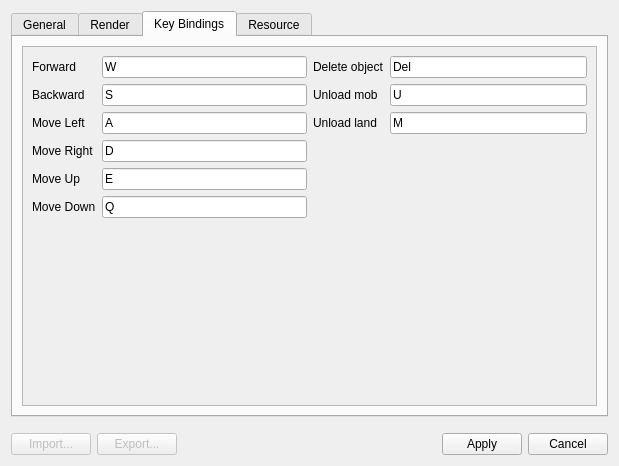
This is settings.ui in konstvest/ei_maper as Qt 5 draws it before an edit. The edited form follows.
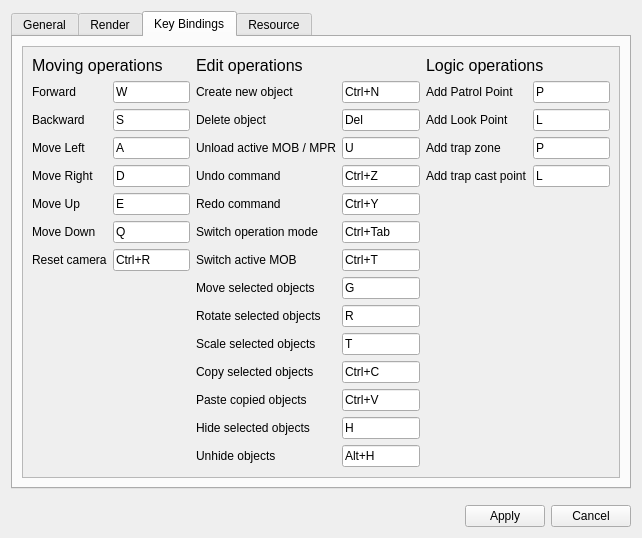
This is the edited form. The open tabs and pages were chosen to show the change.

What changed in the file:
```diff
--- a/settings.ui
+++ b/settings.ui
@@ -6,8 +6,8 @@
    <rect>
     <x>0</x>
     <y>0</y>
-    <width>619</width>
-    <height>466</height>
+    <width>642</width>
+    <height>538</height>
    </rect>
   </property>
   <property name="windowTitle">
@@ -245,8 +245,8 @@
            <rect>
             <x>0</x>
             <y>0</y>
-            <width>577</width>
-            <height>363</height>
+            <width>600</width>
+            <height>435</height>
            </rect>
           </property>
           <layout class="QHBoxLayout" name="horizontalLayout">
@@ -254,90 +254,116 @@
             <layout class="QHBoxLayout" name="horizontalLayout_12">
              <item>
               <layout class="QFormLayout" name="formLayout_3">
-               <item row="0" column="0">
+               <item row="0" column="0" colspan="2">
+                <widget class="QLabel" name="label_5">
+                 <property name="font">
+                  <font>
+                   <pointsize>12</pointsize>
+                  </font>
+                 </property>
+                 <property name="text">
+                  <string>Moving operations</string>
+                 </property>
+                </widget>
+               </item>
+               <item row="1" column="0">
                 <widget class="QLabel" name="label_3">
                  <property name="text">
                   <string>Forward</string>
                  </property>
                 </widget>
                </item>
-               <item row="0" column="1">
+               <item row="1" column="1">
                 <widget class="QKeySequenceEdit" name="keySequenceEdit">
                  <property name="keySequence">
                   <string>W</string>
                  </property>
                 </widget>
                </item>
-               <item row="1" column="0">
+               <item row="2" column="0">
                 <widget class="QLabel" name="label_10">
                  <property name="text">
                   <string>Backward</string>
                  </property>
                 </widget>
                </item>
-               <item row="1" column="1">
+               <item row="2" column="1">
                 <widget class="QKeySequenceEdit" name="keySequenceEdit_2">
                  <property name="keySequence">
                   <string>S</string>
                  </property>
                 </widget>
                </item>
-               <item row="2" column="0">
+               <item row="3" column="0">
                 <widget class="QLabel" name="label_13">
                  <property name="text">
                   <string>Move Left</string>
                  </property>
                 </widget>
                </item>
-               <item row="2" column="1">
+               <item row="3" column="1">
                 <widget class="QKeySequenceEdit" name="keySequenceEdit_5">
                  <property name="keySequence">
                   <string>A</string>
                  </property>
                 </widget>
                </item>
-               <item row="3" column="0">
+               <item row="4" column="0">
                 <widget class="QLabel" name="label_14">
                  <property name="text">
                   <string>Move Right</string>
                  </property>
                 </widget>
                </item>
-               <item row="3" column="1">
+               <item row="4" column="1">
                 <widget class="QKeySequenceEdit" name="keySequenceEdit_6">
                  <property name="keySequence">
                   <string>D</string>
                  </property>
                 </widget>
                </item>
-               <item row="4" column="0">
+               <item row="5" column="0">
                 <widget class="QLabel" name="label_15">
                  <property name="text">
                   <string>Move Up</string>
                  </property>
                 </widget>
                </item>
-               <item row="4" column="1">
+               <item row="5" column="1">
                 <widget class="QKeySequenceEdit" name="keySequenceEdit_7">
                  <property name="keySequence">
                   <string>E</string>
                  </property>
                 </widget>
                </item>
-               <item row="5" column="0">
+               <item row="6" column="0">
                 <widget class="QLabel" name="label_16">
                  <property name="text">
                   <string>Move Down</string>
                  </property>
                 </widget>
                </item>
-               <item row="5" column="1">
+               <item row="6" column="1">
                 <widget class="QKeySequenceEdit" name="keySequenceEdit_8">
                  <property name="keySequence">
                   <string>Q</string>
                  </property>
                 </widget>
                </item>
+               <item row="7" column="0">
+                <widget class="QLabel" name="label_28">
+                 <property name="text">
+                  <string>Reset camera</string>
+                 </property>
+                </widget>
+               </item>
+               <item row="7" column="1">
+                <widget class="QKeySequenceEdit" name="keySequenceEdit_19">
+                 <property name="keySequence">
+                  <string>Ctrl+R</string>
+                 </property>
+                </widget>
+               </item>
               </layout>
              </item>
             </layout>
@@ -350,45 +376,286 @@
              <property name="rightMargin">
               <number>0</number>
              </property>
-             <item row="0" column="0">
+             <item row="2" column="0">
               <widget class="QLabel" name="label_11">
                <property name="text">
                 <string>Delete object</string>
                </property>
               </widget>
              </item>
-             <item row="0" column="1">
+             <item row="2" column="1">
               <widget class="QKeySequenceEdit" name="keySequenceEdit_3">
                <property name="keySequence">
                 <string>Del</string>
                </property>
               </widget>
              </item>
-             <item row="1" column="0">
+             <item row="3" column="0">
               <widget class="QLabel" name="label_12">
                <property name="text">
-                <string>Unload mob</string>
+                <string>Unload active MOB / MPR</string>
                </property>
               </widget>
              </item>
-             <item row="1" column="1">
+             <item row="3" column="1">
               <widget class="QKeySequenceEdit" name="keySequenceEdit_4">
                <property name="keySequence">
                 <string>U</string>
                </property>
               </widget>
              </item>
-             <item row="2" column="0">
+             <item row="0" column="0" colspan="2">
               <widget class="QLabel" name="label_17">
+               <property name="font">
+                <font>
+                 <pointsize>12</pointsize>
+                </font>
+               </property>
                <property name="text">
-                <string>Unload land</string>
+                <string>Edit operations</string>
+               </property>
+              </widget>
+             </item>
+             <item row="6" column="0">
+              <widget class="QLabel" name="label_21">
+               <property name="text">
+                <string>Switch operation mode</string>
+               </property>
+              </widget>
+             </item>
+             <item row="6" column="1">
+              <widget class="QKeySequenceEdit" name="keySequenceEdit_12">
+               <property name="keySequence">
+                <string>Ctrl+Tab</string>
+               </property>
+              </widget>
+             </item>
+             <item row="7" column="0">
+              <widget class="QLabel" name="label_22">
+               <property name="text">
+                <string>Switch active MOB</string>
+               </property>
+              </widget>
+             </item>
+             <item row="7" column="1">
+              <widget class="QKeySequenceEdit" name="keySequenceEdit_13">
+               <property name="keySequence">
+                <string>Ctrl+T</string>
+               </property>
+              </widget>
+             </item>
+             <item row="8" column="0">
+              <widget class="QLabel" name="label_25">
+               <property name="text">
+                <string>Move selected objects</string>
+               </property>
+              </widget>
+             </item>
+             <item row="8" column="1">
+              <widget class="QKeySequenceEdit" name="keySequenceEdit_16">
+               <property name="keySequence">
+                <string>G</string>
+               </property>
+              </widget>
+             </item>
+             <item row="9" column="0">
+              <widget class="QLabel" name="label_26">
+               <property name="text">
+                <string>Rotate selected objects</string>
+               </property>
+              </widget>
+             </item>
+             <item row="9" column="1">
+              <widget class="QKeySequenceEdit" name="keySequenceEdit_17">
+               <property name="keySequence">
+                <string>R</string>
+               </property>
+              </widget>
+             </item>
+             <item row="10" column="0">
+              <widget class="QLabel" name="label_27">
+               <property name="text">
+                <string>Scale selected objects</string>
+               </property>
+              </widget>
+             </item>
+             <item row="10" column="1">
+              <widget class="QKeySequenceEdit" name="keySequenceEdit_18">
+               <property name="keySequence">
+                <string>T</string>
+               </property>
+              </widget>
+             </item>
+             <item row="11" column="0">
+              <widget class="QLabel" name="label_29">
+               <property name="text">
+                <string>Copy selected objects</string>
+               </property>
+              </widget>
+             </item>
+             <item row="11" column="1">
+              <widget class="QKeySequenceEdit" name="keySequenceEdit_20">
+               <property name="keySequence">
+                <string>Ctrl+C</string>
+               </property>
+              </widget>
+             </item>
+             <item row="12" column="0">
+              <widget class="QLabel" name="label_30">
+               <property name="text">
+                <string>Paste copied objects</string>
+               </property>
+              </widget>
+             </item>
+             <item row="12" column="1">
+              <widget class="QKeySequenceEdit" name="keySequenceEdit_21">
+               <property name="keySequence">
+                <string>Ctrl+V</string>
+               </property>
+              </widget>
+             </item>
+             <item row="13" column="0">
+              <widget class="QLabel" name="label_31">
+               <property name="text">
+                <string>Hide selected objects</string>
+               </property>
+              </widget>
+             </item>
+             <item row="13" column="1">
+              <widget class="QKeySequenceEdit" name="keySequenceEdit_22">
+               <property name="keySequence">
+                <string>H</string>
+               </property>
+              </widget>
+             </item>
+             <item row="14" column="0">
+              <widget class="QLabel" name="label_32">
+               <property name="text">
+                <string>Unhide objects</string>
+               </property>
+              </widget>
+             </item>
+             <item row="14" column="1">
+              <widget class="QKeySequenceEdit" name="keySequenceEdit_23">
+               <property name="keySequence">
+                <string>Alt+H</string>
+               </property>
+              </widget>
+             </item>
+             <item row="1" column="0">
+              <widget class="QLabel" name="label_20">
+               <property name="text">
+                <string>Create new object</string>
+               </property>
+              </widget>
+             </item>
+             <item row="1" column="1">
+              <widget class="QKeySequenceEdit" name="keySequenceEdit_11">
+               <property name="keySequence">
+                <string>Ctrl+N</string>
+               </property>
+              </widget>
+             </item>
+             <item row="4" column="0">
+              <widget class="QLabel" name="label_33">
+               <property name="text">
+                <string>Undo command</string>
+               </property>
+              </widget>
+             </item>
+             <item row="4" column="1">
+              <widget class="QKeySequenceEdit" name="keySequenceEdit_24">
+               <property name="keySequence">
+                <string>Ctrl+Z</string>
+               </property>
+              </widget>
+             </item>
+             <item row="5" column="0">
+              <widget class="QLabel" name="label_34">
+               <property name="text">
+                <string>Redo command</string>
+               </property>
+              </widget>
+             </item>
+             <item row="5" column="1">
+              <widget class="QKeySequenceEdit" name="keySequenceEdit_25">
+               <property name="keySequence">
+                <string>Ctrl+Y</string>
+               </property>
+              </widget>
+             </item>
+            </layout>
+           </item>
+           <item>
+            <layout class="QFormLayout" name="formLayout_6">
+             <property name="leftMargin">
+              <number>0</number>
+             </property>
+             <item row="1" column="0">
+              <widget class="QLabel" name="label_2">
+               <property name="text">
+                <string>Add Patrol Point</string>
+               </property>
+              </widget>
+             </item>
+             <item row="1" column="1">
+              <widget class="QKeySequenceEdit" name="keySequenceEdit_10">
+               <property name="keySequence">
+                <string>P</string>
+               </property>
+              </widget>
+             </item>
+             <item row="0" column="0" colspan="2">
+              <widget class="QLabel" name="label_18">
+               <property name="font">
+                <font>
+                 <pointsize>12</pointsize>
+                </font>
+               </property>
+               <property name="text">
+                <string>Logic operations</string>
+               </property>
+              </widget>
+             </item>
+             <item row="2" column="0">
+              <widget class="QLabel" name="label_19">
+               <property name="text">
+                <string>Add Look Point</string>
                </property>
               </widget>
              </item>
              <item row="2" column="1">
               <widget class="QKeySequenceEdit" name="keySequenceEdit_9">
                <property name="keySequence">
-                <string>M</string>
+                <string>L</string>
+               </property>
+              </widget>
+             </item>
+             <item row="3" column="0">
+              <widget class="QLabel" name="label_23">
+               <property name="text">
+                <string>Add trap zone</string>
+               </property>
+              </widget>
+             </item>
+             <item row="3" column="1">
+              <widget class="QKeySequenceEdit" name="keySequenceEdit_14">
+               <property name="keySequence">
+                <string>P</string>
+               </property>
+              </widget>
+             </item>
+             <item row="4" column="0">
+              <widget class="QLabel" name="label_24">
+               <property name="text">
+                <string>Add trap cast point</string>
+               </property>
+              </widget>
+             </item>
+             <item row="4" column="1">
+              <widget class="QKeySequenceEdit" name="keySequenceEdit_15">
+               <property name="keySequence">
+                <string>L</string>
                </property>
               </widget>
              </item>
@@ -660,26 +927,6 @@
      <property name="topMargin">
       <number>10</number>
      </property>
-     <item>
-      <widget class="QPushButton" name="buttonImport">
-       <property name="enabled">
-        <bool>false</bool>
-       </property>
-       <property name="text">
-        <string>Import...</string>
-       </property>
-      </widget>
-     </item>
-     <item>
-      <widget class="QPushButton" name="buttonExport">
-       <property name="enabled">
-        <bool>false</bool>
-       </property>
-       <property name="text">
-        <string>Export...</string>
-       </property>
-      </widget>
-     </item>
      <item>
       <spacer name="horizontalSpacer">
        <property name="orientation">
```
Left out of the diff: 53 changed lines with no effect on the pictures.
